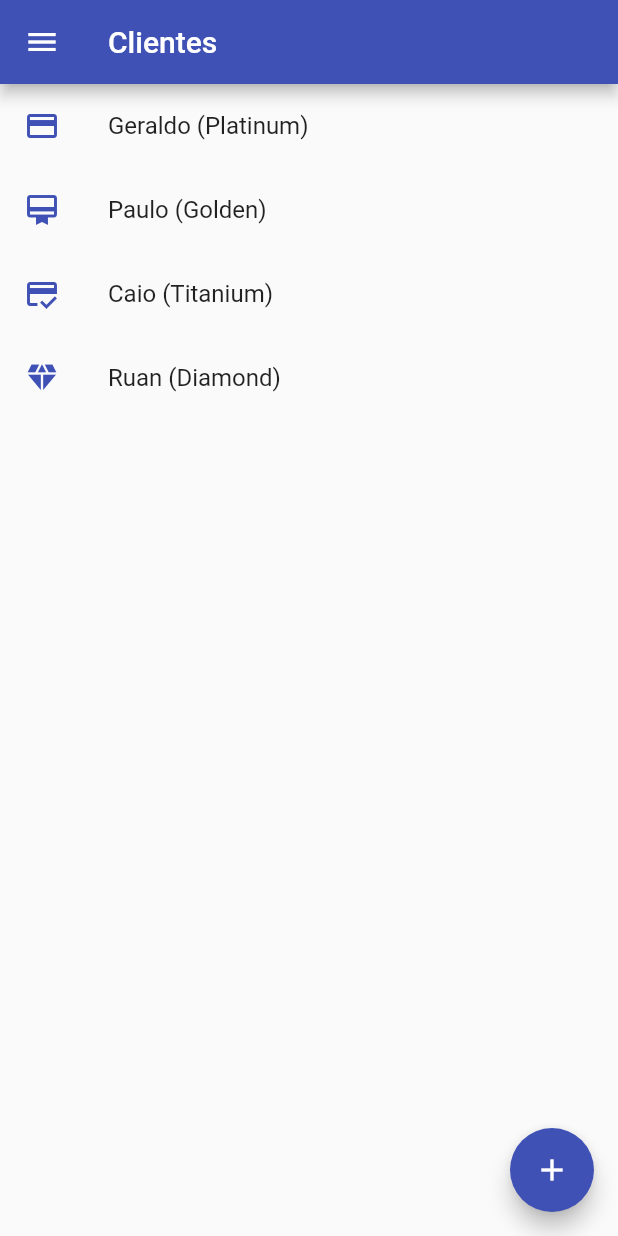
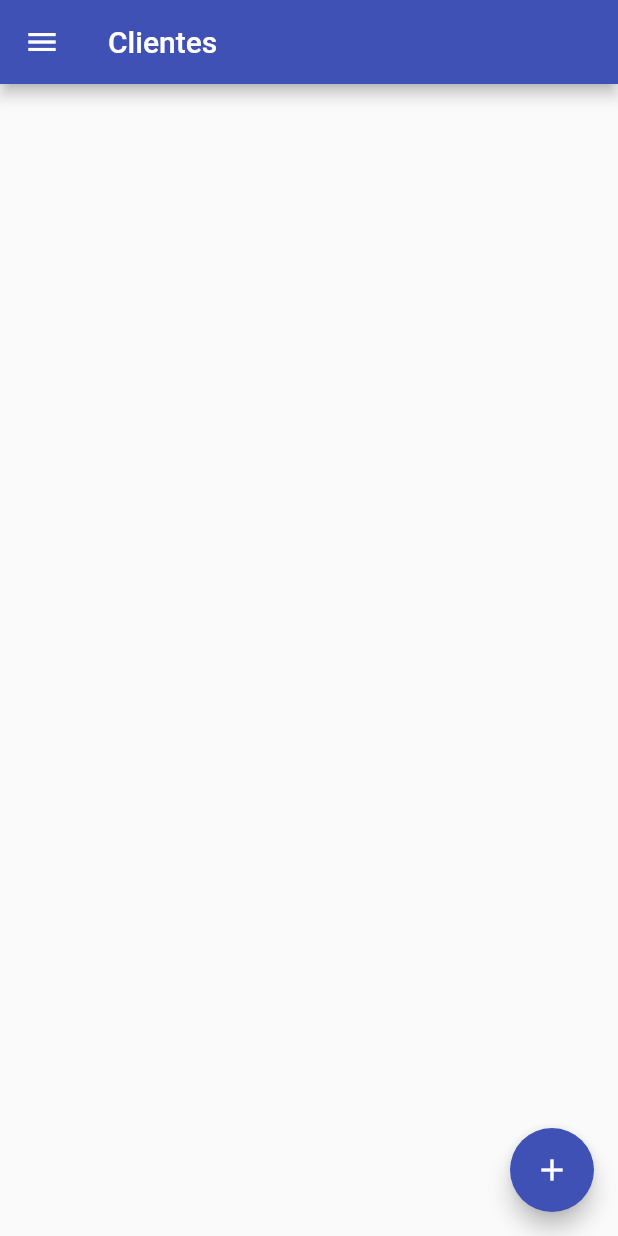
Before and after one commit to rafavalentim/Flutter-gerenciamento-de-estados-com-provider, a Flutter app: the screen it shows after launch, in the side drawer, after a tap on the "add" icon, on a phone screen of 412 x 824 dp. Run offline on Flutter 3.47's test engine with Material 2 defaults, Android fonts, the phone set to English and light mode, and no system bars.

```diff
--- a/lib/main.dart
+++ b/lib/main.dart
@@ -1,9 +1,24 @@
+import 'package:client_control/models/client.dart';
+import 'package:client_control/models/clients.dart';
 import 'package:client_control/pages/client_types_page.dart';
 import 'package:flutter/material.dart';
+import 'package:provider/provider.dart';
+import 'models/client_type.dart';
+import 'models/types.dart';
 import 'pages/clients_page.dart';
 
+//Alterando o runApp e colocando o provider de Clients.
 void main() {
-  runApp(const MyApp());
+  runApp(MultiProvider(providers: [
+    ChangeNotifierProvider(create: (context) => Clients(clients: [])),
+    ChangeNotifierProvider(
+        create: (context) => Types(types: [
+              ClientType(name: 'Platinum', icon: Icons.credit_card),
+              ClientType(name: 'Golden', icon: Icons.card_membership),
+              ClientType(name: 'Titanium', icon: Icons.credit_score),
+              ClientType(name: 'Diamond', icon: Icons.diamond),
+            ])),
+  ], child: const MyApp()));
 }
 
 class MyApp extends StatelessWidget {
--- /dev/null
+++ b/lib/models/clients.dart
@@ -0,0 +1,16 @@
+import 'package:client_control/models/client.dart';
+import 'package:flutter/material.dart';
+
+//O ChangeNotifier é do pacote Provider
+class Clients extends ChangeNotifier {
+  List<Client> clients;
+
+  //Construtor
+  Clients({ required this.clients});
+
+
+  void add(Client client){
+    clients.add(client);
+    notifyListeners();
+  }
+}
--- /dev/null
+++ b/lib/models/types.dart
@@ -0,0 +1,15 @@
+import 'package:client_control/models/client_type.dart';
+import 'package:flutter/material.dart';
+
+//O ChangeNotifier é do pacote Provider
+class Types extends ChangeNotifier {
+  List<ClientType> types;
+
+  //Construtor
+  Types({ required this.types});
+
+  void add(ClientType type){
+    types.add(type);
+    notifyListeners();
+  }
+}
--- a/lib/pages/clients_page.dart
+++ b/lib/pages/clients_page.dart
@@ -1,6 +1,9 @@
 import 'package:client_control/models/client_type.dart';
 import 'package:client_control/models/client.dart';
+import 'package:client_control/models/clients.dart';
+import 'package:client_control/models/types.dart';
 import 'package:flutter/material.dart';
+import 'package:provider/provider.dart';
 
 import '../components/hamburger_menu.dart';
 
@@ -14,50 +17,44 @@ class ClientsPage extends StatefulWidget {
 
 class _ClientsPageState extends State<ClientsPage> {
 
-  List<Client> clients = [
-    Client(name: 'Geraldo', email: 'leo@email.com', type: ClientType(name: 'Platinum', icon: Icons.credit_card)),
-    Client(name: 'Paulo', email: 'leo@email.com', type: ClientType(name: 'Golden', icon: Icons.card_membership)),
-    Client(name: 'Caio', email: 'leo@email.com', type: ClientType(name: 'Titanium', icon: Icons.credit_score)),
-    Client(name: 'Ruan', email: 'ruan@email.com', type: ClientType(name: 'Diamond', icon: Icons.diamond)),
-  ];
-
-  List<ClientType> types = [
-    ClientType(name: 'Platinum', icon: Icons.credit_card),
-    ClientType(name: 'Golden', icon: Icons.card_membership),
-    ClientType(name: 'Titanium', icon: Icons.credit_score),
-    ClientType(name: 'Diamond', icon: Icons.diamond),
-  ];
-
   @override
   Widget build(BuildContext context) {
-
     return Scaffold(
       appBar: AppBar(
         title: Text(widget.title),
       ),
       drawer: const HamburgerMenu(),
-      body: ListView.builder(
-        itemCount: clients.length,
+      body: Consumer<Clients>(
+          //Criando um consumer para manter o estado dos dados aliado ao provider.
+          builder: (BuildContext context, Clients list, Widget? widget) {
+        return ListView.builder(
+          itemCount: list.clients.length,
           itemBuilder: (context, index) {
             return Dismissible(
               key: UniqueKey(),
               background: Container(color: Colors.red),
               child: ListTile(
-              leading: Icon(clients[index].type.icon),
-              title: Text(clients[index].name + ' ('+ clients[index].type.name + ')'),
+                leading: Icon(list.clients[index].type.icon),
+                title: Text(list.clients[index].name +
+                    ' (' +
+                    list.clients[index].type.name +
+                    ')'),
                 iconColor: Colors.indigo,
               ),
               onDismissed: (direction) {
                 setState(() {
-                clients.removeAt(index);
+                  list.clients.removeAt(index);
                 });
               },
             );
           },
-      ),
+        );
+      }),
       floatingActionButton: FloatingActionButton(
         backgroundColor: Colors.indigo,
-        onPressed: (){createType(context);},
+        onPressed: () {
+          createType(context);
+        },
         tooltip: 'Add Tipo',
         child: const Icon(Icons.add),
       ),
@@ -67,7 +64,8 @@ class _ClientsPageState extends State<ClientsPage> {
   void createType(context) {
     TextEditingController nomeInput = TextEditingController();
     TextEditingController emailInput = TextEditingController();
-    ClientType dropdownValue = types[0];
+    Types listTypes = Provider.of<Types>(context, listen: false);  //Usando o provider dentro de um método.
+    ClientType dropdownValue = listTypes.types[0];
 
     showDialog(
         context: context,
@@ -97,7 +95,8 @@ class _ClientsPageState extends State<ClientsPage> {
                       ),
                     ),
                     const Padding(padding: EdgeInsets.all(5)),
-                        StatefulBuilder(builder: (BuildContext context, StateSetter setState) {
+                    StatefulBuilder(
+                        builder: (BuildContext context, StateSetter setState) {
                       return DropdownButton(
                         isExpanded: true,
                         value: dropdownValue,
@@ -112,7 +111,7 @@ class _ClientsPageState extends State<ClientsPage> {
                             dropdownValue = newValue as ClientType;
                           });
                         },
-                            items: types.map((ClientType type) {
+                        items: listTypes.types.map((ClientType type) {
                           return DropdownMenuItem<ClientType>(
                             value: type,
                             child: Text(type.name),
@@ -125,24 +124,26 @@ class _ClientsPageState extends State<ClientsPage> {
               ),
             ),
             actions: [
-                  TextButton(
+              Consumer<Clients>(
+                builder: (BuildContext context, Clients list, Widget? widget) {
+                  return TextButton(
                       child: const Text("Salvar"),
                       onPressed: () async {
-                        setState(() {
-                          clients.add(Client(name: nomeInput.text, email: emailInput.text, type: dropdownValue));
+                          list.add(Client(
+                              name: nomeInput.text,
+                              email: emailInput.text,
+                              type: dropdownValue));
+                        Navigator.pop(context);
                       });
-                        Navigator.pop(context);
-                      }
+                },
               ),
               TextButton(
-                    child: const Text("Calcelar"),
+                  child: const Text("Cancelar"),
                   onPressed: () {
                     Navigator.pop(context);
-                    }
-                  ),
+                  }),
             ],
           );
-            }
-          );
+        });
   }
 }
--- a/pubspec.yaml
+++ b/pubspec.yaml
@@ -34,6 +34,7 @@ dependencies:
   # The following adds the Cupertino Icons font to your application.
   # Use with the CupertinoIcons class for iOS style icons.
   cupertino_icons: ^1.0.2
+  provider: ^6.0.5
 
 dev_dependencies:
   flutter_test:
```
Also changed, not shown: lib/pages/client_types_page.dart (+14 -14 lines), pubspec.lock, 2 other files. Lines whose indentation alone changed are shown as unchanged.
